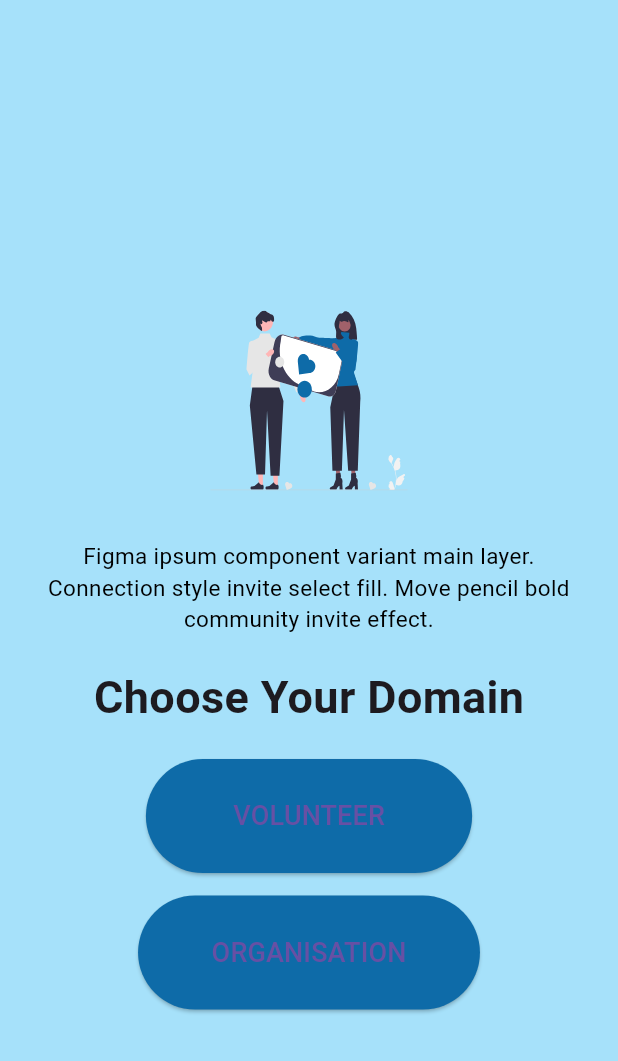
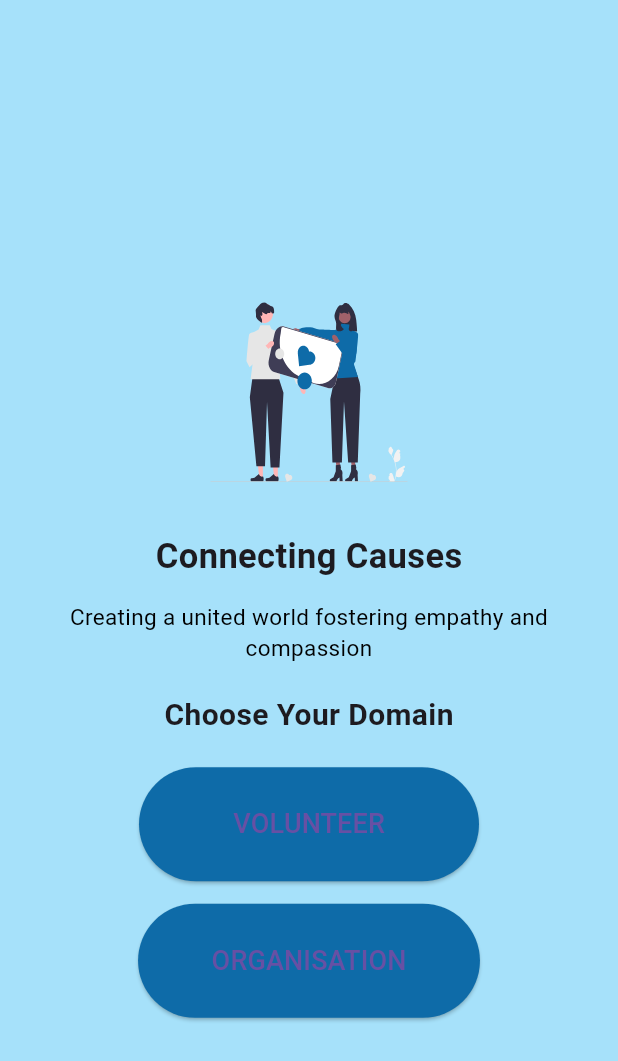
Before and after one commit to shubhumathur/ELEVATE_FishTank, a Flutter app: the screen it shows after launch, after a tap on "Let's Get Started", on a phone screen of 412 x 824 dp. Shown: the top 1061 px of the screen. Run offline on Flutter 3.47's test engine with Material 3 defaults, Android fonts, the phone set to English and light mode, and no system bars; our stand-ins replace flutter_svg.

Commit message:
third commit

```diff
--- a/lib/main.dart
+++ b/lib/main.dart
@@ -81,11 +81,16 @@ class _MyAppState extends State<MyApp> {
         "ELEVATE",
         style: TextStyle(fontSize: 35, fontWeight: FontWeight.bold),
       ),
+      SizedBox(height: 13),
+      Text(
+        "Connecting Causes",
+        style: TextStyle(fontSize: 23, fontWeight: FontWeight.bold),
+      ),
       SizedBox(height: 13), // Adjust the height as needed
       Padding(
         padding: const EdgeInsets.symmetric(horizontal: 20.0),
         child: const Text(
-          "Figma ipsum component variant main layer. Connection style invite select fill. Move pencil bold community invite effect.",
+          "Creating a united world fostering empathy and compassion",
           textAlign: TextAlign.center,
           style: TextStyle(color: Colors.black, fontSize: 15),
         ),
@@ -168,11 +173,17 @@ class _SixthScreenState extends State<SixthScreen> {
         "ELEVATE",
         style: TextStyle(fontSize: 35, fontWeight: FontWeight.bold),
       ),*/
-      SizedBox(height: 13), // Adjust the height as needed
+      SizedBox(height: 13),
+      Text(
+        "Connecting Causes",
+        style: TextStyle(fontSize: 23, fontWeight: FontWeight.bold),
+      ),
+       SizedBox(height: 13),
+       // Adjust the height as needed
       Padding(
         padding: const EdgeInsets.symmetric(horizontal: 20.0),
         child: const Text(
-          "Figma ipsum component variant main layer. Connection style invite select fill. Move pencil bold community invite effect.",
+          "Creating a united world fostering empathy and compassion",
           textAlign: TextAlign.center,
           style: TextStyle(color: Colors.black, fontSize: 15),
         ),
@@ -180,7 +191,7 @@ class _SixthScreenState extends State<SixthScreen> {
       SizedBox(height: 20),
       Text(
         "Choose Your Domain",
-        style: TextStyle(fontSize: 30, fontWeight: FontWeight.bold),
+        style: TextStyle(fontSize: 20, fontWeight: FontWeight.bold),
       ),
               SizedBox(height: 20),
               ElevatedButton(
@@ -193,7 +204,7 @@ class _SixthScreenState extends State<SixthScreen> {
   child: Padding(
     padding: EdgeInsets.symmetric(horizontal: 25.0, vertical: 25.0),
     child: Text(
-      "  VOLUNTEER  ",
+      "   VOLUNTEER   ",
       style: TextStyle(fontSize: 18),
     ),
   ),
@@ -275,11 +286,17 @@ class _SeventhScreenState extends State<SeventhScreen> {
         "ELEVATE",
         style: TextStyle(fontSize: 35, fontWeight: FontWeight.bold),
       ),*/
-      SizedBox(height: 13), // Adjust the height as needed
+      SizedBox(height: 13),
+      Text(
+        "Connecting Causes",
+        style: TextStyle(fontSize: 23, fontWeight: FontWeight.bold),
+      ),
+      SizedBox(height: 13),
+      // Adjust the height as needed
       Padding(
         padding: const EdgeInsets.symmetric(horizontal: 20.0),
         child: const Text(
-          "Figma ipsum component variant main layer. Connection style invite select fill. Move pencil bold community invite effect.",
+          "Creating a united world fostering empathy and compassion",
           textAlign: TextAlign.center,
           style: TextStyle(color: Colors.black, fontSize: 15),
         ),
@@ -287,7 +304,7 @@ class _SeventhScreenState extends State<SeventhScreen> {
       SizedBox(height: 20),
       Text(
         "Let's Get Going!",
-        style: TextStyle(fontSize: 30, fontWeight: FontWeight.bold),
+        style: TextStyle(fontSize: 20, fontWeight: FontWeight.bold),
       ),
               SizedBox(height: 20),
               ElevatedButton(
@@ -316,11 +333,17 @@ ElevatedButton(
   child: Padding(
     padding: EdgeInsets.symmetric(horizontal: 25.0, vertical: 25.0),
     child: Text(
-      "Sign Up",
+      "       Sign Up      ",
       style: TextStyle(fontSize: 18),
     ),
   ),
 ),
+SizedBox(height: 13), // Adjust the height as needed
+
+      Text(
+        "Already Have An Account? LOGIN",
+        style: TextStyle(fontSize: 13, fontWeight: FontWeight.bold),
+      ),
             ],
           ),
         ),
@@ -384,10 +407,16 @@ class _EigthScreenState extends State<EigthScreen> {
         style: TextStyle(fontSize: 35, fontWeight: FontWeight.bold),
       ),*/
       SizedBox(height: 13), // Adjust the height as needed
+
+      Text(
+        "Connecting Causes",
+        style: TextStyle(fontSize: 26, fontWeight: FontWeight.bold),
+      ),
+      SizedBox(height: 13), // Adjust the height as needed
       Padding(
         padding: const EdgeInsets.symmetric(horizontal: 20.0),
         child: const Text(
-          "Figma ipsum component variant main layer. Connection style invite select fill. Move pencil bold community invite effect.",
+          "Creating a united world fostering empathy and compassion",
           textAlign: TextAlign.center,
           style: TextStyle(color: Colors.black, fontSize: 15),
         ),
@@ -395,7 +424,7 @@ class _EigthScreenState extends State<EigthScreen> {
       SizedBox(height: 20),
       Text(
         "Let's Get Going!",
-        style: TextStyle(fontSize: 30, fontWeight: FontWeight.bold),
+        style: TextStyle(fontSize: 20, fontWeight: FontWeight.bold),
       ),
               SizedBox(height: 20),
               ElevatedButton(
@@ -424,11 +453,19 @@ ElevatedButton(
   child: Padding(
     padding: EdgeInsets.symmetric(horizontal: 25.0, vertical: 25.0),
     child: Text(
-      "Sign Up",
+      "          Sign Up         ",
       style: TextStyle(fontSize: 18),
     ),
+
+
   ),
 ),
+SizedBox(height: 13), // Adjust the height as needed
+
+      Text(
+        "Already Have An Account? LOGIN",
+        style: TextStyle(fontSize: 13, fontWeight: FontWeight.bold),
+      ),
             ],
           ),
         ),
```
